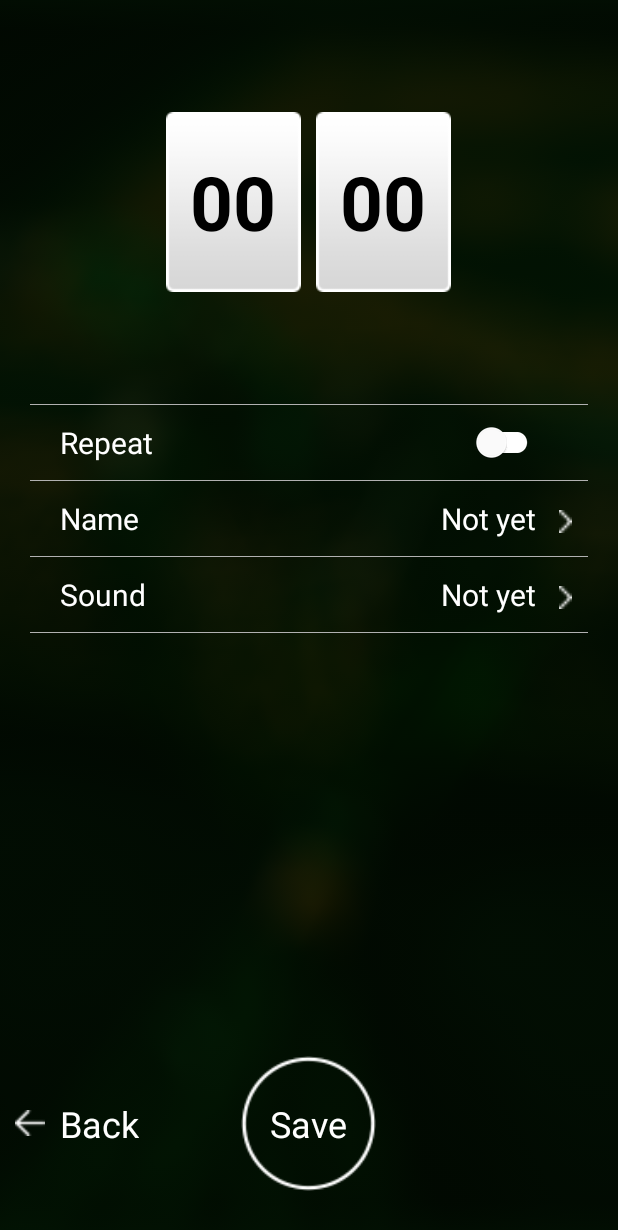
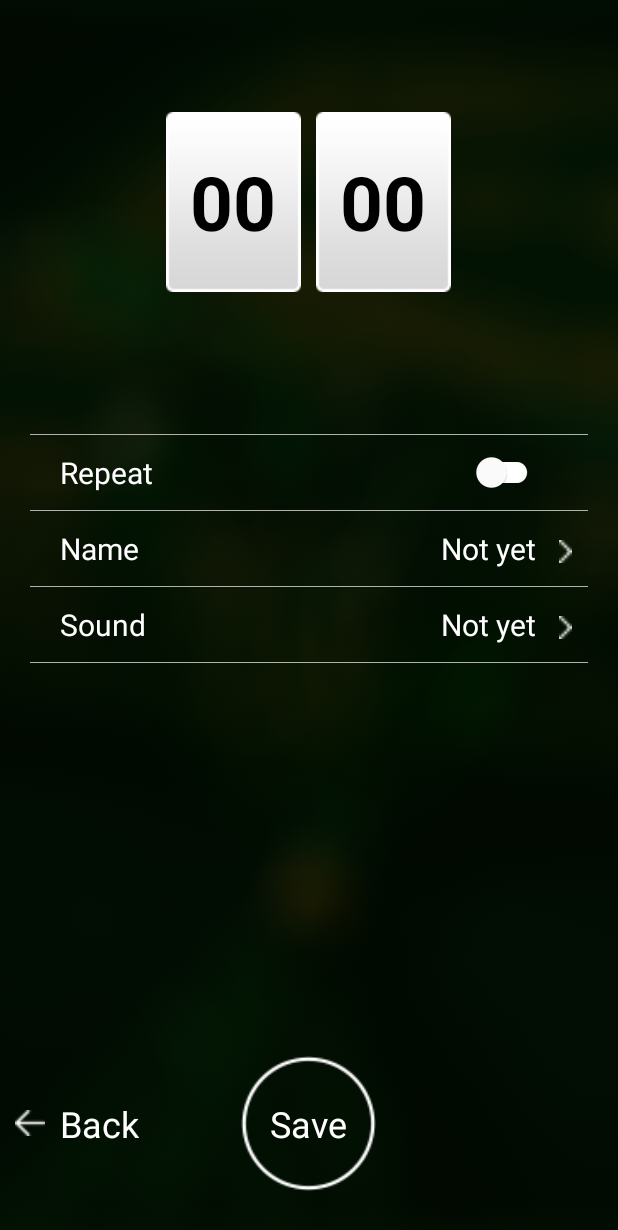
Before and after one commit to hoangphu2390/Pray, an Android app: the DetailAlarmActivity screen opened directly, with no data from a screen before it, on a phone screen of 412 x 824 dp. Shown: the top 1230 px of the screen. Run offline under Robolectric (Android 15) with nearby library versions, the phone set to English and light mode, and no system bars; our stand-ins replace ButterKnife; 5 statements that could not run were skipped.

Commit message:
update layout

```diff
--- a/app/src/main/res/layout/activity_add_setting_time.xml
+++ b/app/src/main/res/layout/activity_add_setting_time.xml
@@ -71,6 +71,7 @@
             <LinearLayout
                 android:layout_width="match_parent"
                 android:layout_height="match_parent"
+                android:layout_marginTop="@dimen/padding_distance_20dp"
                 android:orientation="vertical">
 
                 <include layout="@layout/layout_items_add_setting" />
```
